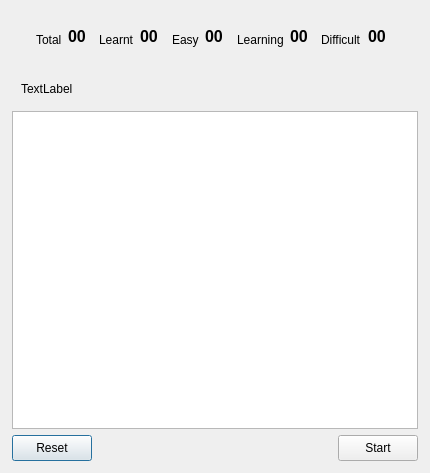
Before: the Qt Designer form Ui/dlg_practice.ui in robinpalat/idiomindQt, drawn with Qt 5.
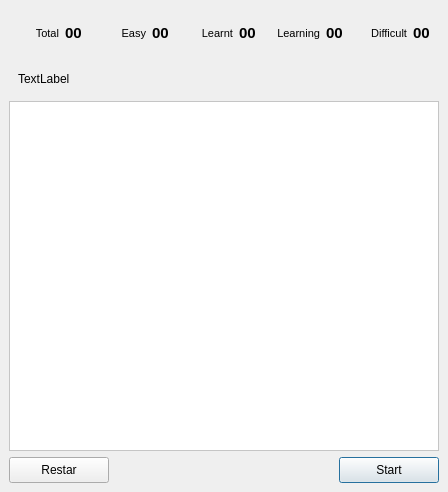
After: the same form once the commit is applied. Icons and pictures are not drawn.

What changed in the file:
```diff
--- a/Ui/dlg_practice.ui
+++ b/Ui/dlg_practice.ui
@@ -9,14 +9,26 @@
    <rect>
     <x>0</x>
     <y>0</y>
-    <width>430</width>
-    <height>473</height>
+    <width>456</width>
+    <height>522</height>
    </rect>
   </property>
+  <property name="sizePolicy">
+   <sizepolicy hsizetype="Preferred" vsizetype="MinimumExpanding">
+    <horstretch>0</horstretch>
+    <verstretch>0</verstretch>
+   </sizepolicy>
+  </property>
   <property name="minimumSize">
    <size>
-    <width>430</width>
-    <height>450</height>
+    <width>456</width>
+    <height>0</height>
+   </size>
+  </property>
+  <property name="maximumSize">
+   <size>
+    <width>456</width>
+    <height>16777215</height>
    </size>
   </property>
   <property name="windowTitle">
@@ -26,44 +38,68 @@
    <iconset resource="../res.qrc">
     <normaloff>:/Images/idiomind.png</normaloff>:/Images/idiomind.png</iconset>
   </property>
-  <layout class="QGridLayout" name="gridLayout">
+  <layout class="QVBoxLayout" name="verticalLayout_4">
+   <property name="sizeConstraint">
+    <enum>QLayout::SetFixedSize</enum>
+   </property>
    <property name="leftMargin">
-    <number>12</number>
+    <number>9</number>
    </property>
    <property name="topMargin">
-    <number>12</number>
+    <number>9</number>
    </property>
    <property name="rightMargin">
-    <number>12</number>
+    <number>9</number>
    </property>
    <property name="bottomMargin">
-    <number>12</number>
+    <number>9</number>
    </property>
-   <item row="0" column="0">
+   <item>
     <layout class="QVBoxLayout" name="verticalLayout_2">
+     <property name="sizeConstraint">
+      <enum>QLayout::SetFixedSize</enum>
+     </property>
+     <property name="leftMargin">
+      <number>0</number>
+     </property>
+     <property name="topMargin">
+      <number>0</number>
+     </property>
+     <property name="rightMargin">
+      <number>0</number>
+     </property>
+     <property name="bottomMargin">
+      <number>0</number>
+     </property>
      <item>
       <widget class="QWidget" name="widget_score" native="true">
+       <property name="sizePolicy">
+        <sizepolicy hsizetype="Fixed" vsizetype="Preferred">
+         <horstretch>0</horstretch>
+         <verstretch>0</verstretch>
+        </sizepolicy>
+       </property>
        <property name="minimumSize">
         <size>
-         <width>200</width>
-         <height>55</height>
+         <width>0</width>
+         <height>0</height>
         </size>
        </property>
        <property name="maximumSize">
         <size>
          <width>16777215</width>
-         <height>55</height>
+         <height>16777215</height>
         </size>
        </property>
        <layout class="QHBoxLayout" name="horizontalLayout_3">
         <property name="leftMargin">
-         <number>24</number>
+         <number>0</number>
         </property>
         <property name="topMargin">
          <number>15</number>
         </property>
         <property name="rightMargin">
-         <number>24</number>
+         <number>0</number>
         </property>
         <property name="bottomMargin">
          <number>15</number>
@@ -72,19 +108,36 @@
          <layout class="QHBoxLayout" name="horizontalLayout_2">
           <item>
            <widget class="QLabel" name="label">
+            <property name="minimumSize">
+             <size>
+              <width>50</width>
+              <height>0</height>
+             </size>
+            </property>
+            <property name="font">
+             <font>
+              <pointsize>8</pointsize>
+             </font>
+            </property>
             <property name="text">
              <string>Total</string>
             </property>
             <property name="alignment">
-             <set>Qt::AlignLeading|Qt::AlignLeft|Qt::AlignVCenter</set>
+             <set>Qt::AlignRight|Qt::AlignTrailing|Qt::AlignVCenter</set>
             </property>
            </widget>
           </item>
           <item>
            <widget class="QLabel" name="label_score_total">
+            <property name="minimumSize">
+             <size>
+              <width>25</width>
+              <height>0</height>
+             </size>
+            </property>
             <property name="font">
              <font>
-              <pointsize>12</pointsize>
+              <pointsize>11</pointsize>
               <weight>75</weight>
               <bold>true</bold>
              </font>
@@ -93,46 +146,45 @@
              <string>00</string>
             </property>
             <property name="alignment">
-             <set>Qt::AlignLeading|Qt::AlignLeft|Qt::AlignTop</set>
+             <set>Qt::AlignLeading|Qt::AlignLeft|Qt::AlignVCenter</set>
             </property>
            </widget>
           </item>
           <item>
            <widget class="QLabel" name="label_3">
-            <property name="text">
-             <string>Learnt</string>
+            <property name="minimumSize">
+             <size>
+              <width>50</width>
+              <height>0</height>
+             </size>
             </property>
-           </widget>
-          </item>
-          <item>
-           <widget class="QLabel" name="label_score_learnt">
             <property name="font">
              <font>
-              <pointsize>12</pointsize>
-              <weight>75</weight>
-              <bold>true</bold>
+              <pointsize>8</pointsize>
              </font>
             </property>
-            <property name="text">
-             <string>00</string>
-            </property>
-            <property name="alignment">
-             <set>Qt::AlignLeading|Qt::AlignLeft|Qt::AlignTop</set>
-            </property>
-           </widget>
-          </item>
-          <item>
-           <widget class="QLabel" name="label_5">
             <property name="text">
              <string>Easy</string>
             </property>
+            <property name="scaledContents">
+             <bool>true</bool>
+            </property>
+            <property name="alignment">
+             <set>Qt::AlignRight|Qt::AlignTrailing|Qt::AlignVCenter</set>
+            </property>
            </widget>
           </item>
           <item>
            <widget class="QLabel" name="label_score_easy">
+            <property name="minimumSize">
+             <size>
+              <width>25</width>
+              <height>0</height>
+             </size>
+            </property>
             <property name="font">
              <font>
-              <pointsize>12</pointsize>
+              <pointsize>11</pointsize>
               <weight>75</weight>
               <bold>true</bold>
              </font>
@@ -141,22 +193,92 @@
              <string>00</string>
             </property>
             <property name="alignment">
-             <set>Qt::AlignLeading|Qt::AlignLeft|Qt::AlignTop</set>
+             <set>Qt::AlignLeading|Qt::AlignLeft|Qt::AlignVCenter</set>
+            </property>
+           </widget>
+          </item>
+          <item>
+           <widget class="QLabel" name="label_5">
+            <property name="minimumSize">
+             <size>
+              <width>50</width>
+              <height>0</height>
+             </size>
+            </property>
+            <property name="font">
+             <font>
+              <pointsize>8</pointsize>
+             </font>
+            </property>
+            <property name="text">
+             <string>Learnt</string>
+            </property>
+            <property name="scaledContents">
+             <bool>true</bool>
+            </property>
+            <property name="alignment">
+             <set>Qt::AlignRight|Qt::AlignTrailing|Qt::AlignVCenter</set>
+            </property>
+           </widget>
+          </item>
+          <item>
+           <widget class="QLabel" name="label_score_learnt">
+            <property name="minimumSize">
+             <size>
+              <width>25</width>
+              <height>0</height>
+             </size>
+            </property>
+            <property name="font">
+             <font>
+              <pointsize>11</pointsize>
+              <weight>75</weight>
+              <bold>true</bold>
+             </font>
+            </property>
+            <property name="text">
+             <string>00</string>
+            </property>
+            <property name="alignment">
+             <set>Qt::AlignLeading|Qt::AlignLeft|Qt::AlignVCenter</set>
             </property>
            </widget>
           </item>
           <item>
            <widget class="QLabel" name="label_7">
+            <property name="minimumSize">
+             <size>
+              <width>50</width>
+              <height>0</height>
+             </size>
+            </property>
+            <property name="font">
+             <font>
+              <pointsize>8</pointsize>
+             </font>
+            </property>
             <property name="text">
              <string>Learning</string>
             </property>
+            <property name="scaledContents">
+             <bool>true</bool>
+            </property>
+            <property name="alignment">
+             <set>Qt::AlignRight|Qt::AlignTrailing|Qt::AlignVCenter</set>
+            </property>
            </widget>
           </item>
           <item>
-           <widget class="QLabel" name="label_score_ling">
+           <widget class="QLabel" name="label_score_learning">
+            <property name="minimumSize">
+             <size>
+              <width>25</width>
+              <height>0</height>
+             </size>
+            </property>
             <property name="font">
              <font>
-              <pointsize>12</pointsize>
+              <pointsize>11</pointsize>
               <weight>75</weight>
               <bold>true</bold>
              </font>
@@ -165,22 +287,45 @@
              <string>00</string>
             </property>
             <property name="alignment">
-             <set>Qt::AlignLeading|Qt::AlignLeft|Qt::AlignTop</set>
+             <set>Qt::AlignLeading|Qt::AlignLeft|Qt::AlignVCenter</set>
             </property>
            </widget>
           </item>
           <item>
            <widget class="QLabel" name="label_9">
+            <property name="minimumSize">
+             <size>
+              <width>50</width>
+              <height>0</height>
+             </size>
+            </property>
+            <property name="font">
+             <font>
+              <pointsize>8</pointsize>
+             </font>
+            </property>
             <property name="text">
              <string>Difficult</string>
             </property>
+            <property name="scaledContents">
+             <bool>true</bool>
+            </property>
+            <property name="alignment">
+             <set>Qt::AlignRight|Qt::AlignTrailing|Qt::AlignVCenter</set>
+            </property>
            </widget>
           </item>
           <item>
            <widget class="QLabel" name="label_score_hard">
+            <property name="minimumSize">
+             <size>
+              <width>25</width>
+              <height>0</height>
+             </size>
+            </property>
             <property name="font">
              <font>
-              <pointsize>12</pointsize>
+              <pointsize>11</pointsize>
               <weight>75</weight>
               <bold>true</bold>
              </font>
@@ -189,7 +334,7 @@
              <string>00</string>
             </property>
             <property name="alignment">
-             <set>Qt::AlignLeading|Qt::AlignLeft|Qt::AlignTop</set>
+             <set>Qt::AlignLeading|Qt::AlignLeft|Qt::AlignVCenter</set>
             </property>
            </widget>
           </item>
@@ -200,6 +345,18 @@
      </item>
      <item>
       <widget class="QWidget" name="widget_final" native="true">
+       <property name="minimumSize">
+        <size>
+         <width>402</width>
+         <height>0</height>
+        </size>
+       </property>
+       <property name="maximumSize">
+        <size>
+         <width>402</width>
+         <height>16777215</height>
+        </size>
+       </property>
        <layout class="QHBoxLayout" name="horizontalLayout_4">
         <item>
          <widget class="QLabel" name="label_11">
@@ -214,10 +371,61 @@
      <item>
       <layout class="QVBoxLayout" name="verticalLayout">
        <item>
+        <widget class="QWidget" name="widget" native="true">
+         <property name="minimumSize">
+          <size>
+           <width>430</width>
+           <height>350</height>
+          </size>
+         </property>
+         <property name="maximumSize">
+          <size>
+           <width>16777215</width>
+           <height>350</height>
+          </size>
+         </property>
+         <property name="styleSheet">
+          <string notr="true">background-color: rgb(255, 255, 255);</string>
+         </property>
+         <layout class="QVBoxLayout" name="verticalLayout_3">
+          <property name="leftMargin">
+           <number>0</number>
+          </property>
+          <property name="topMargin">
+           <number>0</number>
+          </property>
+          <property name="rightMargin">
+           <number>0</number>
+          </property>
+          <property name="bottomMargin">
+           <number>0</number>
+          </property>
+          <item>
         <widget class="QTableWidget" name="tableWidget">
+            <property name="sizePolicy">
+             <sizepolicy hsizetype="Expanding" vsizetype="Expanding">
+              <horstretch>0</horstretch>
+              <verstretch>0</verstretch>
+             </sizepolicy>
+            </property>
+            <property name="minimumSize">
+             <size>
+              <width>0</width>
+              <height>0</height>
+             </size>
+            </property>
+            <property name="maximumSize">
+             <size>
+              <width>16777215</width>
+              <height>16777215</height>
+             </size>
+            </property>
          <property name="focusPolicy">
           <enum>Qt::ClickFocus</enum>
          </property>
+            <property name="frameShape">
+             <enum>QFrame::StyledPanel</enum>
+            </property>
          <property name="frameShadow">
           <enum>QFrame::Plain</enum>
          </property>
@@ -274,6 +482,9 @@
         </widget>
        </item>
       </layout>
+        </widget>
+       </item>
+      </layout>
      </item>
      <item>
       <layout class="QHBoxLayout" name="horizontalLayout">
@@ -281,12 +492,18 @@
         <widget class="QPushButton" name="pushButton_2">
          <property name="minimumSize">
           <size>
-           <width>0</width>
+           <width>100</width>
            <height>26</height>
           </size>
          </property>
+         <property name="maximumSize">
+          <size>
+           <width>100</width>
+           <height>16777215</height>
+          </size>
+         </property>
          <property name="text">
-          <string>Reset</string>
+          <string>Restar</string>
          </property>
         </widget>
        </item>
@@ -307,13 +524,22 @@
         <widget class="QPushButton" name="pushButton">
          <property name="minimumSize">
           <size>
-           <width>0</width>
+           <width>100</width>
            <height>26</height>
           </size>
          </property>
+         <property name="maximumSize">
+          <size>
+           <width>100</width>
+           <height>16777215</height>
+          </size>
+         </property>
          <property name="text">
           <string>Start</string>
          </property>
+         <property name="default">
+          <bool>true</bool>
+         </property>
         </widget>
        </item>
       </layout>
```
Left out of the diff: 9 changed lines with no effect on the pictures. Lines whose indentation alone changed are shown as unchanged.
